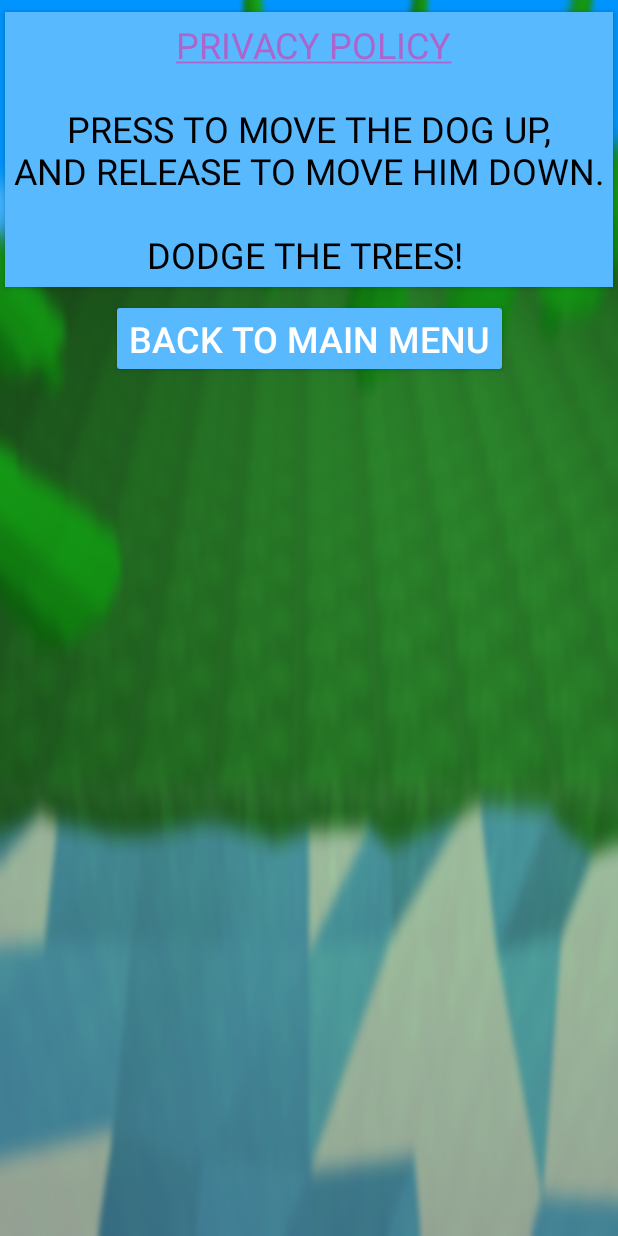
After one commit to LWestling/MiniGods, an Android app: the AboutActivity screen opened directly, with no data from a screen before it, on a phone screen of 412 x 824 dp. The commit adds this screen. Run offline under Robolectric (Android 15) with nearby library versions, the phone set to English and light mode, and no system bars.

```diff
--- a/app/build.gradle
+++ b/app/build.gradle
@@ -61,4 +61,5 @@ dependencies {
     androidTestImplementation 'com.android.support.test:runner:1.0.2'
     androidTestImplementation 'com.android.support.test.espresso:espresso-core:3.0.2'
     implementation 'com.google.android.gms:play-services-ads:15.0.1'
+    implementation 'com.google.android.ads.consent:consent-library:1.0.6'
 }
--- /dev/null
+++ b/app/src/main/java/com/juse/minigods/AboutActivity.java
@@ -0,0 +1,24 @@
+package com.juse.minigods;
+
+import android.os.Bundle;
+import android.support.v7.app.ActionBar;
+import android.support.v7.app.AppCompatActivity;
+import android.text.method.LinkMovementMethod;
+import android.widget.TextView;
+
+public class AboutActivity extends AppCompatActivity {
+
+    @Override
+    protected void onCreate(Bundle savedInstanceState) {
+        super.onCreate(savedInstanceState);
+        setContentView(R.layout.activity_about);
+
+        ActionBar actionBar = getSupportActionBar();
+        if (actionBar != null) {
+            actionBar.hide();
+        }
+
+        findViewById(R.id.backButton).setOnClickListener(v -> finish());
+        ((TextView) findViewById(R.id.aboutText)).setMovementMethod(LinkMovementMethod.getInstance());
+    }
+}
--- a/app/src/main/java/com/juse/minigods/rendering/renderers/TerrainRenderer.java
+++ b/app/src/main/java/com/juse/minigods/rendering/renderers/TerrainRenderer.java
@@ -9,7 +9,6 @@ import com.juse.minigods.map.TerrainColumn;
 import com.juse.minigods.rendering.Material.ImageTexture;
 import com.juse.minigods.rendering.Material.Material;
 import com.juse.minigods.rendering.Material.MaterialBuilder;
-import com.juse.minigods.rendering.Material.Vertices;
 import com.juse.minigods.rendering.MaterialManager;
 import com.juse.minigods.rendering.ShaderManager;
 import com.juse.minigods.reporting.CrashManager;
@@ -56,7 +55,7 @@ public class TerrainRenderer implements RendererInterface {
         TerrainColumn[] renderColumns = terrain.getRenderColumns();
         columns = new Material[terrain.getColumnsSize()];
 
-        ImageTexture grass, sand;
+        ImageTexture grass;
         try {
             grass = new ImageTexture(BitmapFactory.decodeStream(assetManager.open(String.format(TEXTURE_PATH, GRASS))));
         } catch (IOException e) {
@@ -99,9 +98,6 @@ public class TerrainRenderer implements RendererInterface {
             try {
                 TerrainColumn[] renderColumns = terrain.getRenderColumns();
                 for (int i = 0; i < columns.length; i++) {
-                    Vertices vertices = columns[i].getVertices();
-
-                    //vertices.updateData(renderColumns[i].getVertexData());
                     columns[i].getUniforms().updateUniform(
                             DataUtils.ToBuffer(new Matrix4f()
                                     .translate(renderColumns[i].getOffset(), 0.f, 0.f)
--- /dev/null
+++ b/app/src/main/res/layout/activity_about.xml
@@ -0,0 +1,42 @@
+<?xml version="1.0" encoding="utf-8"?>
+<android.support.constraint.ConstraintLayout xmlns:android="http://schemas.android.com/apk/res/android"
+    xmlns:app="http://schemas.android.com/apk/res-auto"
+    xmlns:tools="http://schemas.android.com/tools"
+    android:layout_width="match_parent"
+    android:layout_height="match_parent"
+    android:background="@drawable/screenshot"
+    tools:context=".AboutActivity">
+
+    <TextView
+        android:id="@+id/aboutText"
+        android:layout_width="wrap_content"
+        android:layout_height="wrap_content"
+        android:layout_marginLeft="48dp"
+        android:layout_marginRight="48dp"
+        android:layout_marginTop="8dp"
+        android:background="@color/colorAccent"
+        android:elevation="3dp"
+        android:gravity="center_horizontal"
+        android:padding="5dp"
+        android:text="@string/about_text"
+        android:textColor="@android:color/black"
+        android:textColorLink="@android:color/holo_purple"
+        android:textSize="24sp"
+        app:layout_constraintEnd_toEndOf="parent"
+        app:layout_constraintStart_toStartOf="parent"
+        app:layout_constraintTop_toTopOf="parent" />
+
+    <Button
+        android:id="@+id/backButton"
+        style="@style/Base.Widget.AppCompat.Button.Colored"
+        android:layout_width="wrap_content"
+        android:layout_height="wrap_content"
+        android:layout_marginEnd="8dp"
+        android:layout_marginStart="8dp"
+        android:layout_marginTop="8dp"
+        android:text="@string/about_back"
+        android:textSize="24sp"
+        app:layout_constraintEnd_toEndOf="parent"
+        app:layout_constraintStart_toStartOf="parent"
+        app:layout_constraintTop_toBottomOf="@+id/aboutText" />
+</android.support.constraint.ConstraintLayout>
--- a/app/src/main/res/layout/activity_menu.xml
+++ b/app/src/main/res/layout/activity_menu.xml
@@ -62,7 +62,7 @@
         android:layout_marginEnd="8dp"
         android:layout_marginStart="8dp"
         app:adSize="BANNER"
-        app:adUnitId="0"
+        app:adUnitId="ca-app-pub-3628038149266927/9675391571"
         app:layout_constraintBottom_toBottomOf="parent"
         app:layout_constraintEnd_toEndOf="parent"
         app:layout_constraintStart_toStartOf="parent" />
--- a/app/src/main/res/values/colors.xml
+++ b/app/src/main/res/values/colors.xml
@@ -2,7 +2,7 @@
 <resources>
     <color name="colorPrimary">#3F51B5</color>
     <color name="colorPrimaryDark">#303F9F</color>
-    <color name="colorAccent">#59B9FF</color>
+    <color name="colorAccent">#59b9ff</color>
 
     <color name="black_overlay">#66000000</color>
 </resources>
--- a/app/src/main/res/values/strings.xml
+++ b/app/src/main/res/values/strings.xml
@@ -11,4 +11,10 @@
     <string name="main_title">MINI DOGS</string>
     <string name="main_play">PLAY</string>
     <string name="main_about">ABOUT</string>
+    <string name="privacy">https://lwestling.github.io/minidogs_privacy_policy.html</string>
+
+    <string name="about_text">
+        <a href="https://lwestling.github.io/minidogs_privacy_policy.html">PRIVACY POLICY</a>\n\nPRESS TO MOVE THE DOG UP,\nAND RELEASE TO MOVE HIM DOWN.\n\nDODGE THE TREES!
+    </string>
+    <string name="about_back">BACK TO MAIN MENU</string>
 </resources>
```
Also changed, not shown: app/src/main/AndroidManifest.xml (+9 -5 lines), app/src/main/java/com/juse/minigods/MainActivity.java (+11 -10 lines), app/src/main/java/com/juse/minigods/MenuActivity.java (+92 -0 lines), app/src/main/java/com/juse/minigods/Utils/AudioManager.java (added, +56 -0 lines), app/src/main/java/com/juse/minigods/game/Game.java (+21 -2 lines), app/src/main/java/com/juse/minigods/game/Player.java (+39 -1 lines), app/src/main/java/com/juse/minigods/rendering/model/AnimatedModelMaterial.java (+4 -4 lines), app/src/main/java/com/juse/minigods/rendering/model/Model.java (+43 -37 lines), app/src/main/java/com/juse/minigods/rendering/renderers/PlayerRenderer.java (+12 -3 lines), app/src/main/res/drawable/screenshot.jpg (added), 2 other files.
